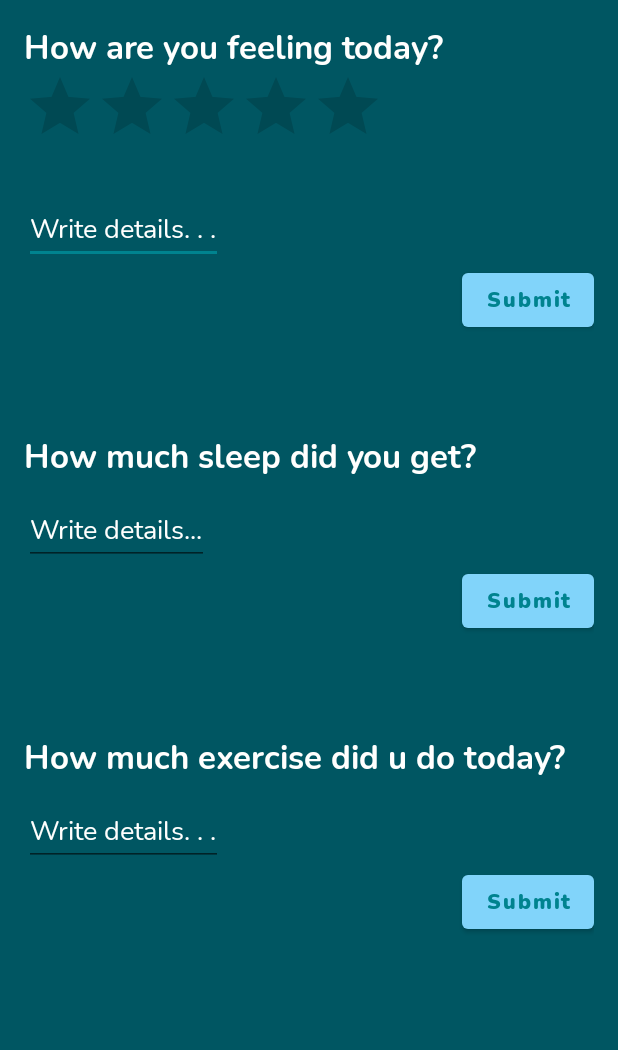
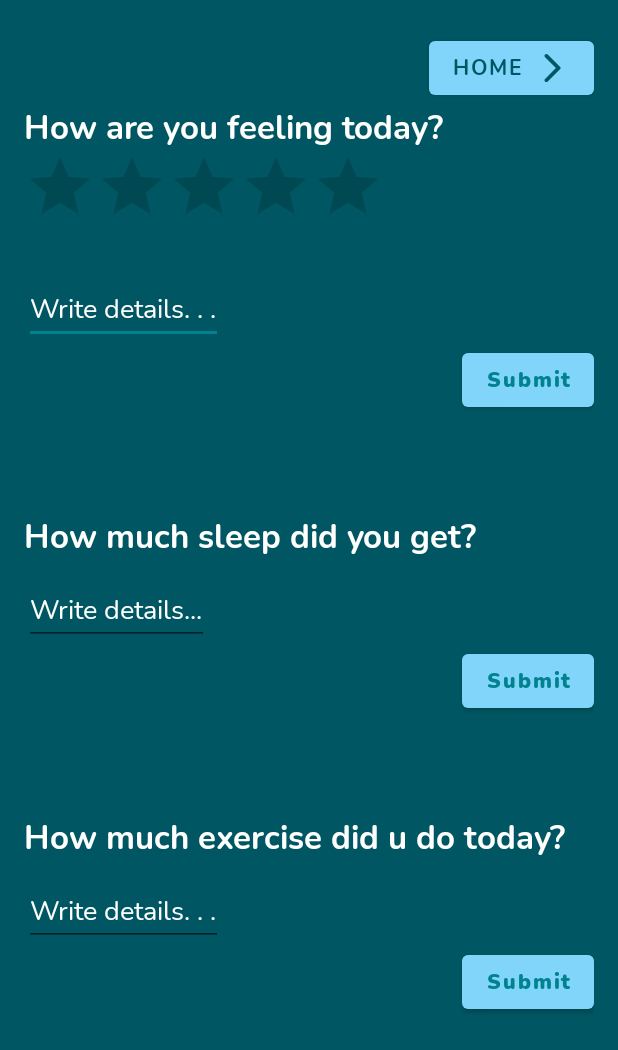
Before and after one commit to martingresak/TrackerApp, an Android app: the Ratings screen opened directly, with no data from a screen before it, on a phone screen of 412 x 824 dp. Shown: the top 1050 px of the screen. Run offline under Robolectric (Android 15) with nearby library versions, the phone set to English and light mode, and no system bars; our stand-ins replace Firebase (no records; nobody signed in at launch, a user with empty details on screens opened directly).

Commit message:
Buttons done.

```diff
--- a/app/src/main/AndroidManifest.xml
+++ b/app/src/main/AndroidManifest.xml
@@ -18,8 +18,8 @@
         <activity android:name=".SignUp" />
         <activity android:name=".CenterActivity" />
         <activity android:name=".Login" />
-        <activity android:name=".MainActivity"/>
-        <activity android:name=".UserProfile">
+        <activity android:name=".UserProfile"/>
+        <activity android:name=".MainActivity">
             <intent-filter>
                 <action android:name="android.intent.action.MAIN" />
 
--- a/app/src/main/java/com/example/trackerapp/Ratings.java
+++ b/app/src/main/java/com/example/trackerapp/Ratings.java
@@ -2,7 +2,9 @@ package com.example.trackerapp;
 
 import androidx.appcompat.app.AppCompatActivity;
 
+import android.content.Intent;
 import android.os.Bundle;
+import android.view.MotionEvent;
 import android.view.View;
 import android.widget.Button;
 import android.widget.EditText;
@@ -19,6 +21,8 @@ import java.time.LocalDateTime;
 import java.util.Date;
 
 public class Ratings extends AppCompatActivity {
+
+    float x1, x2, y1, y2;
 
     TextView showRating_sleep, showRating_exercise, rateCount_mood, showRating_mood;
     EditText review_sleep, review_exercise, review_mood;
@@ -105,11 +109,24 @@ public class Ratings extends AppCompatActivity {
         submit_exercise.setOnClickListener(new View.OnClickListener() {
             @Override
             public void onClick(View v) {
-                showRating_exercise.setText("Your Exercise: \n" +review_exercise.getText() +" hours");
+                showRating_exercise.setText("Your Exercise: \n" +review_exercise.getText() +" minutes");
                 db_exercise = review_exercise.getText().toString();
                 review_exercise.setText("");
                 userDBref.child("exercise").setValue(Integer.parseInt(db_exercise));
             }
         });
+        Button homeBtn = (Button)findViewById(R.id.ratings_home_btn);
+
+        homeBtn.setOnClickListener(new View.OnClickListener() {
+            @Override
+            public void onClick(View v) {
+                Intent intent = new Intent (Ratings.this, CenterActivity.class);
+                startActivity(intent);
+
+            }
+        });
+
+
     }
+
 }
--- /dev/null
+++ b/app/src/main/res/drawable/ic_round_arrow_back.xml
@@ -0,0 +1,5 @@
+<vector android:height="24dp" android:tint="#005662"
+    android:viewportHeight="24" android:viewportWidth="24"
+    android:width="24dp" xmlns:android="http://schemas.android.com/apk/res/android">
+    <path android:fillColor="@android:color/white" android:pathData="M16.62,2.99c-0.49,-0.49 -1.28,-0.49 -1.77,0L6.54,11.3c-0.39,0.39 -0.39,1.02 0,1.41l8.31,8.31c0.49,0.49 1.28,0.49 1.77,0s0.49,-1.28 0,-1.77L9.38,12l7.25,-7.25c0.48,-0.48 0.48,-1.28 -0.01,-1.76z"/>
+</vector>
--- /dev/null
+++ b/app/src/main/res/drawable/ic_round_arrow_forward.xml
@@ -0,0 +1,5 @@
+<vector android:height="24dp" android:tint="#005662"
+    android:viewportHeight="24" android:viewportWidth="24"
+    android:width="24dp" xmlns:android="http://schemas.android.com/apk/res/android">
+    <path android:fillColor="@android:color/white" android:pathData="M7.38,21.01c0.49,0.49 1.28,0.49 1.77,0l8.31,-8.31c0.39,-0.39 0.39,-1.02 0,-1.41L9.15,2.98c-0.49,-0.49 -1.28,-0.49 -1.77,0s-0.49,1.28 0,1.77L14.62,12l-7.25,7.25c-0.48,0.48 -0.48,1.28 0.01,1.76z"/>
+</vector>
--- a/app/src/main/res/layout/activity_ratings.xml
+++ b/app/src/main/res/layout/activity_ratings.xml
@@ -14,6 +14,17 @@
         android:orientation="vertical">
 
         <!--Rating for mood-->
+        <Button
+            android:id="@+id/ratings_home_btn"
+            android:layout_marginTop="5dp"
+            android:layout_gravity="right"
+            android:textColor="@color/secondaryDarkColor"
+            android:fontFamily="@font/nunito_bold"
+            android:drawableRight="@drawable/ic_round_arrow_forward"
+            android:layout_width="wrap_content"
+            android:layout_height="wrap_content"
+            android:text="HOME" />
+
         <TextView
             android:layout_width="wrap_content"
             android:layout_height="wrap_content"
@@ -134,6 +145,7 @@
             android:id="@+id/showRating_exercise"
             android:fontFamily="@font/nunito_regular"
             android:textColor="@color/white" />
+
     </LinearLayout>
 
 
```
Also changed, not shown: app/src/main/java/com/example/trackerapp/CenterActivity.java (+21 -8 lines), app/src/main/java/com/example/trackerapp/UserProfile.java (+13 -0 lines), app/src/main/res/layout/activity_center.xml (+29 -3 lines), app/src/main/res/layout/activity_user_profile.xml (+13 -0 lines).
